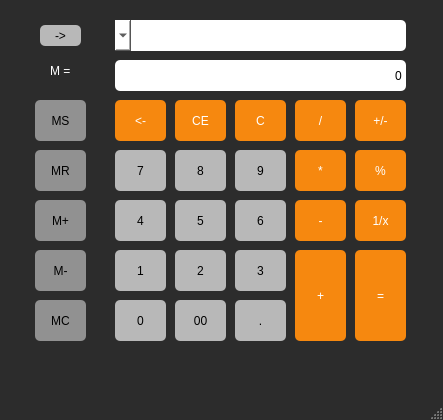
This is mainwindow.ui in experienceAz/Calculator as Qt 5 draws it before an edit. The edited form follows.
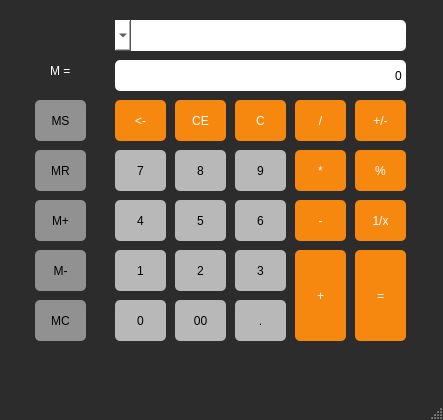
This is the edited form.

```diff
--- a/mainwindow.ui
+++ b/mainwindow.ui
@@ -920,30 +920,6 @@
      <string/>
     </property>
    </widget>
-   <widget class="QPushButton" name="Menu">
-    <property name="geometry">
-     <rect>
-      <x>40</x>
-      <y>25</y>
-      <width>41</width>
-      <height>21</height>
-     </rect>
-    </property>
-    <property name="styleSheet">
-     <string notr="true">QPushButton {
-background-color: rgb(184, 184, 184);
-color: rgb(0, 0, 0);
-border-radius: 5px;
-}
-
-QPushButton:pressed {
-background-color: rgb(159, 159, 159);
-}</string>
-    </property>
-    <property name="text">
-     <string>-&gt;</string>
-    </property>
-   </widget>
   </widget>
   <widget class="QMenuBar" name="menubar">
    <property name="geometry">
```
